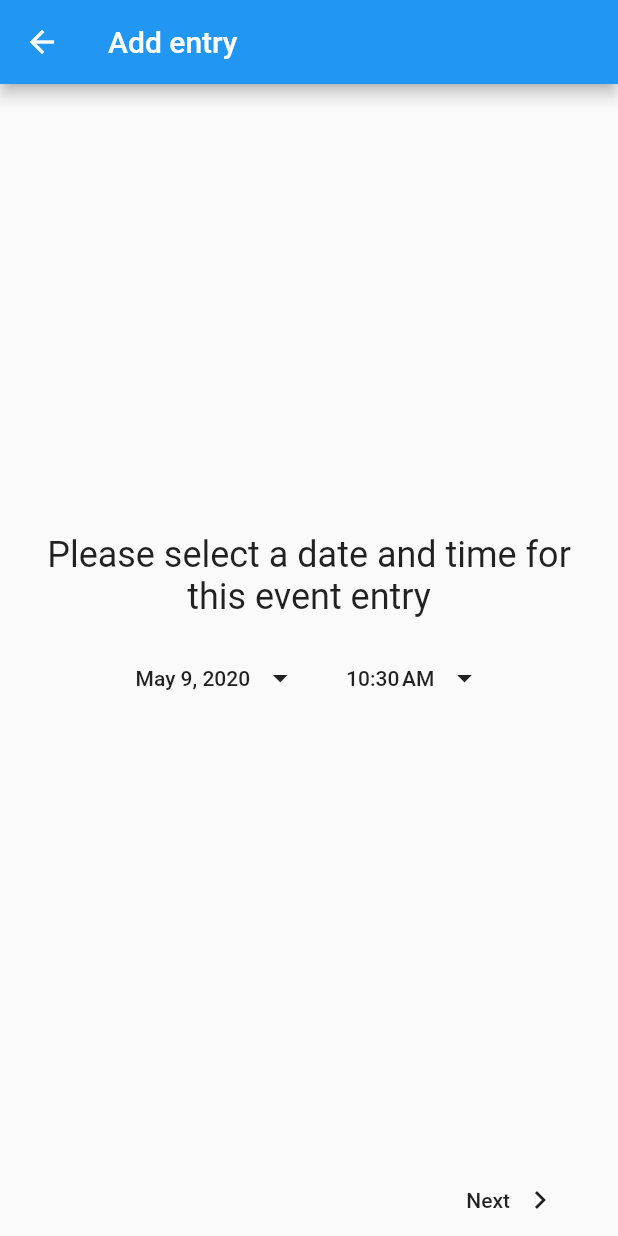
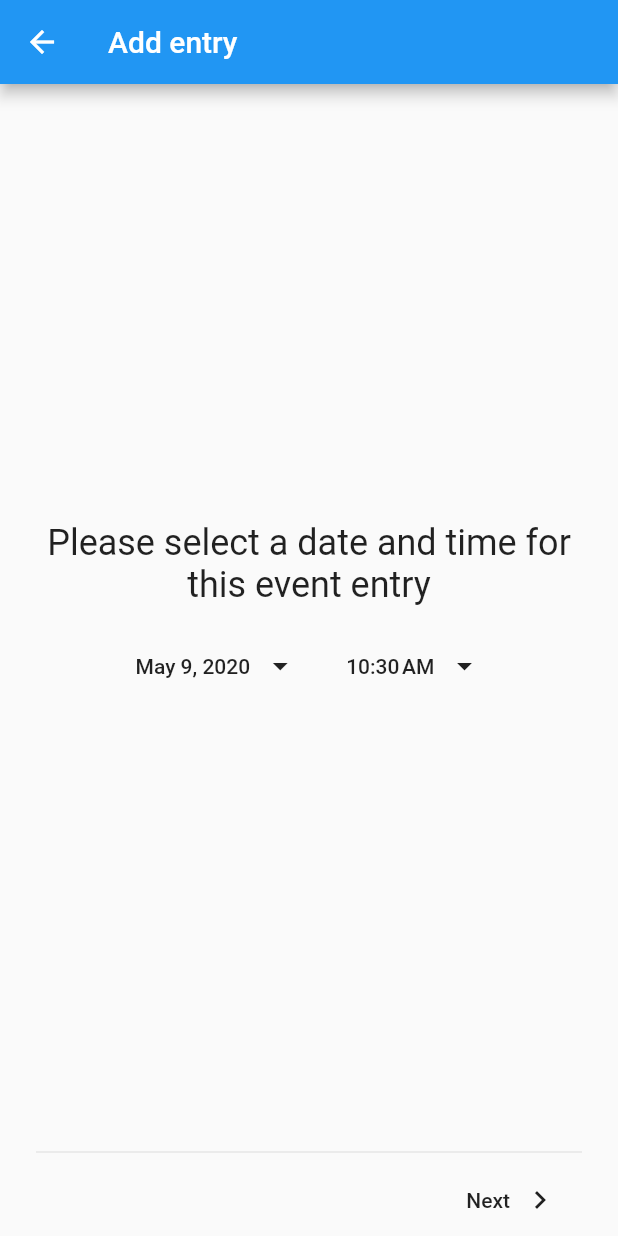
Before and after one commit to denisa-git/mindbook-app, a Flutter app: the AddEntryPageView screen opened directly, on a phone screen of 412 x 824 dp. Run offline on Flutter 3.47's test engine with Material 2 defaults, Android fonts, the phone set to English and light mode, and no system bars; our stand-ins replace cloud_firestore, firebase_auth, google_sign_in; accounts and stored records are empty.

Commit message:
project: submit page and database service

```diff
--- a/mindbook/lib/models/entry.dart
+++ b/mindbook/lib/models/entry.dart
@@ -3,7 +3,6 @@ import 'package:cloud_firestore/cloud_firestore.dart';
 class Entry {
   final Timestamp timestamp;
   final String title;
-  final String desc;
   final String content;
   final int emotion;
   final DocumentReference reference;
@@ -11,13 +10,16 @@ class Entry {
   Entry.fromMap(Map<String, dynamic> map, {this.reference})
       : timestamp = map['timestamp'],
         title = map['title'],
-        desc = map['desc'],
         content = map['content'],
         emotion = map['emotion'];
 
   Entry.fromSnapshot(DocumentSnapshot snapshot)
       : this.fromMap(snapshot.data, reference: snapshot.reference);
 
+  Map<String, dynamic> toJson() => {
+    'title': title,
+  };
+
   @override
-  String toString() => "Entry<$title:$desc>";
+  String toString() => "Entry<$title>";
 }
--- a/mindbook/lib/screens/add_entry_screen.dart
+++ b/mindbook/lib/screens/add_entry_screen.dart
@@ -1,10 +1,14 @@
+import 'package:firebase_auth/firebase_auth.dart';
+import 'package:flutter/gestures.dart';
 import 'package:flutter/material.dart';
 import 'package:flutter/rendering.dart';
-import 'package:mindbook/models/emotion.dart';
+import 'package:mindbook/models/entry.dart';
+import 'package:mindbook/services/database_service.dart';
 import 'package:mindbook/utils/emotion_util.dart';
 import 'package:mindbook/utils/tag_util.dart';
 import 'package:mindbook/utils/time_util.dart';
 import 'package:mindbook/utils/wheel_util.dart';
+import 'package:provider/provider.dart';
 
 class AddEntryPageView extends StatefulWidget {
   AddEntryPageView({Key key}) : super(key: key);
@@ -13,6 +17,7 @@ class AddEntryPageView extends StatefulWidget {
 
 class _AddEntryPageView extends State<AddEntryPageView> {
   PageController _pageController;
+  FirebaseUser _currentUser;
   TimeUtil _timeUtil;
   double _emotionValue;
   List<TagUil> _tags;
@@ -25,6 +30,9 @@ class _AddEntryPageView extends State<AddEntryPageView> {
   List<String> _secondaryChoices;
   List<TagUil> _tertiaryWheel;
   List<String> _tertiaryChoices;
+
+  TextEditingController _entryTitle;
+  TextEditingController _entryContent;
 
   @override
   void initState() {
@@ -62,6 +70,8 @@ class _AddEntryPageView extends State<AddEntryPageView> {
         .getTertiaryList(_secondaryChoices)
         .map((e) => TagUil(e, false))
         .toList();
+    _entryTitle = new TextEditingController();
+    _entryContent = new TextEditingController();
     _pageController = PageController();
   }
 
@@ -77,6 +87,7 @@ class _AddEntryPageView extends State<AddEntryPageView> {
 
   @override
   Widget build(BuildContext context) {
+    _currentUser = Provider.of<FirebaseUser>(context);
     return Scaffold(
       appBar: AppBar(
         title: Text('Add entry'),
@@ -156,6 +167,7 @@ class _AddEntryPageView extends State<AddEntryPageView> {
                         ],
                       ),
                       Spacer(),
+                      Divider(),
                       Row(
                         children: <Widget>[
                           Spacer(),
@@ -206,6 +218,7 @@ class _AddEntryPageView extends State<AddEntryPageView> {
                         textAlign: TextAlign.center,
                       ),
                       Spacer(),
+                      Divider(),
                       Row(
                         children: <Widget>[
                           FlatButton.icon(
@@ -279,6 +292,7 @@ class _AddEntryPageView extends State<AddEntryPageView> {
                         },
                       ),
                       Spacer(),
+                      Divider(),
                       Row(
                         children: <Widget>[
                           FlatButton.icon(
@@ -351,6 +365,7 @@ class _AddEntryPageView extends State<AddEntryPageView> {
                         ).toList(),
                       ),
                       Spacer(),
+                      Divider(),
                       Row(
                         children: <Widget>[
                           FlatButton.icon(
@@ -395,7 +410,13 @@ class _AddEntryPageView extends State<AddEntryPageView> {
                   padding: EdgeInsets.symmetric(horizontal: 32),
                   child: Column(
                     children: <Widget>[
-                      Spacer(),
+                      Expanded(
+                        child: SingleChildScrollView(
+                          child: Column(
+                            children: <Widget>[
+                              SizedBox(
+                                height: 16,
+                              ),
                               Text(
                                 'Select the emotions below that best describes this experience',
                                 style: TextStyle(fontSize: 24),
@@ -420,11 +441,14 @@ class _AddEntryPageView extends State<AddEntryPageView> {
                                   _primaryWheel.length,
                                   (index) {
                                     return FilterChip(
-                              label: Text(capitalize(_primaryWheel[index].getTag())),
-                              selected: _primaryWheel[index].getSelected(),
+                                      label: Text(capitalize(
+                                          _primaryWheel[index].getTag())),
+                                      selected:
+                                          _primaryWheel[index].getSelected(),
                                       onSelected: (bool selected) {
                                         setState(() {
-                                  _primaryWheel[index].setSelected(selected);
+                                          _primaryWheel[index]
+                                              .setSelected(selected);
                                           _primaryChoices = _primaryWheel
                                               .where((element) =>
                                                   element.getSelected() == true)
@@ -435,7 +459,8 @@ class _AddEntryPageView extends State<AddEntryPageView> {
                                               .map((e) => TagUil(e, false))
                                               .toList();
                                           _tertiaryWheel = _wheelUtil
-                                      .getSecondaryList(_secondaryChoices)
+                                              .getSecondaryList(
+                                                  _secondaryChoices)
                                               .map((e) => TagUil(e, false))
                                               .toList();
                                         });
@@ -460,18 +485,22 @@ class _AddEntryPageView extends State<AddEntryPageView> {
                                   _secondaryWheel.length,
                                   (index) {
                                     return FilterChip(
-                              label: Text(capitalize(_secondaryWheel[index].getTag())),
-                              selected: _secondaryWheel[index].getSelected(),
+                                      label: Text(capitalize(
+                                          _secondaryWheel[index].getTag())),
+                                      selected:
+                                          _secondaryWheel[index].getSelected(),
                                       onSelected: (bool selected) {
                                         setState(() {
-                                  _secondaryWheel[index].setSelected(selected);
+                                          _secondaryWheel[index]
+                                              .setSelected(selected);
                                           _secondaryChoices = _secondaryWheel
                                               .where((element) =>
                                                   element.getSelected() == true)
                                               .map((e) => e.getTag())
                                               .toList();
                                           _tertiaryWheel = _wheelUtil
-                                      .getTertiaryList(_secondaryChoices)
+                                              .getTertiaryList(
+                                                  _secondaryChoices)
                                               .map((e) => TagUil(e, false))
                                               .toList();
                                         });
@@ -496,11 +525,14 @@ class _AddEntryPageView extends State<AddEntryPageView> {
                                   _tertiaryWheel.length,
                                   (index) {
                                     return FilterChip(
-                              label: Text(capitalize(_tertiaryWheel[index].getTag())),
-                              selected: _tertiaryWheel[index].getSelected(),
+                                      label: Text(capitalize(
+                                          _tertiaryWheel[index].getTag())),
+                                      selected:
+                                          _tertiaryWheel[index].getSelected(),
                                       onSelected: (bool selected) {
                                         setState(() {
-                                  _tertiaryWheel[index].setSelected(selected);
+                                          _tertiaryWheel[index]
+                                              .setSelected(selected);
                                           _tertiaryChoices = _tertiaryWheel
                                               .where((element) =>
                                                   element.getSelected() == true)
@@ -512,7 +544,11 @@ class _AddEntryPageView extends State<AddEntryPageView> {
                                   },
                                 ).toList(),
                               ),
-                      Spacer(),
+                            ],
+                          ),
+                        ),
+                      ),
+                      Divider(),
                       Row(
                         children: <Widget>[
                           FlatButton.icon(
@@ -551,6 +587,78 @@ class _AddEntryPageView extends State<AddEntryPageView> {
                       )
                     ],
                   ))),
+          // Submit: 5
+          SafeArea(
+              child: Padding(
+                  padding: EdgeInsets.symmetric(horizontal: 32),
+                  child: Column(
+                    children: <Widget>[
+                      Expanded(
+                          child: SingleChildScrollView(
+                        child: Column(
+                          children: <Widget>[
+                            SizedBox(
+                              height: 16,
+                            ),
+                            TextField(
+                              maxLines: null,
+                              controller: _entryTitle,
+                              decoration: InputDecoration.collapsed(
+                                hintText: 'Title',
+                              ),
+                            ),
+                            Divider(),
+                            TextField(
+                              maxLines: null,
+                              controller: _entryContent,
+                              decoration: InputDecoration.collapsed(
+                                hintText: 'Entry',
+                              ),
+                            )
+                          ],
+                        ),
+                      )),
+                      Divider(),
+                      Row(
+                        children: <Widget>[
+                          FlatButton.icon(
+                            icon: Icon(Icons.keyboard_arrow_left),
+                            label: Text('Back'),
+                            onPressed: () {
+                              if (_pageController.hasClients) {
+                                _pageController.animateToPage(
+                                  4,
+                                  duration: const Duration(milliseconds: 400),
+                                  curve: Curves.easeInOut,
+                                );
+                              }
+                            },
+                          ),
+                          Spacer(),
+                          FlatButton(
+                            onPressed: () {
+                              // Submit
+                              Map<String, dynamic> submitMap = {
+                                'title': _entryTitle.text,
+                                'content': _entryContent.text
+                                };
+                              Entry submitEntry = Entry.fromMap(submitMap);
+                              DatabaseService db =
+                                  DatabaseService(_currentUser.uid);
+                              db.createEntry(submitEntry);
+                            },
+                            child: Row(
+                                mainAxisSize: MainAxisSize.min,
+                                children: <Widget>[
+                                  Text('Submit'),
+                                  SizedBox(width: 8.0),
+                                  Icon(Icons.save)
+                                ]),
+                          ),
+                        ],
+                      )
+                    ],
+                  ))),
         ],
       ),
     );
--- a/mindbook/lib/screens/home_screen.dart
+++ b/mindbook/lib/screens/home_screen.dart
@@ -245,9 +245,9 @@ Widget _buildListItem(BuildContext context, DocumentSnapshot data) {
         Text(getTime(entry.timestamp.toDate()),
             style: TextStyle(fontWeight: FontWeight.bold)),
         Text(' - '),
-        Expanded(
-            child: Text(entry.desc,
-                overflow: TextOverflow.ellipsis, maxLines: 1, softWrap: true)),
+        // Expanded(
+        //     child: Text(entry.desc,
+        //         overflow: TextOverflow.ellipsis, maxLines: 1, softWrap: true)),
       ],
     ),
   );
--- a/mindbook/lib/services/database_service.dart
+++ b/mindbook/lib/services/database_service.dart
@@ -1,18 +1,19 @@
 import 'package:cloud_firestore/cloud_firestore.dart';
+import 'package:mindbook/models/entry.dart';
 
 class DatabaseService {
 
-  final String userId;
-  DatabaseService({this.userId});
+  static String userId;
+
+  DatabaseService(String uid) {
+    userId = uid;
+  }
 
   final CollectionReference userCollection = Firestore.instance.collection('user');
+  final CollectionReference entryCollection = Firestore.instance.collection('user').document(userId).collection('entry');
 
-  Future createUserPrefs() async {
-    // final CollectionReference userEntryCollection = Firestore.instance.collection('user').document(this.userId).collection('entry');
-    return await userCollection.document(userId).setData({
-      'theme': 'light',
-      'timeformat': '12-hour'
-    });
+  createEntry(Entry entry) {
+    return entryCollection.add(entry.toJson());
   }
 
 }
```
Also changed, not shown: mindbook/lib/services/auth_service.dart (+0 -7 lines). Lines whose indentation alone changed are shown as unchanged.
